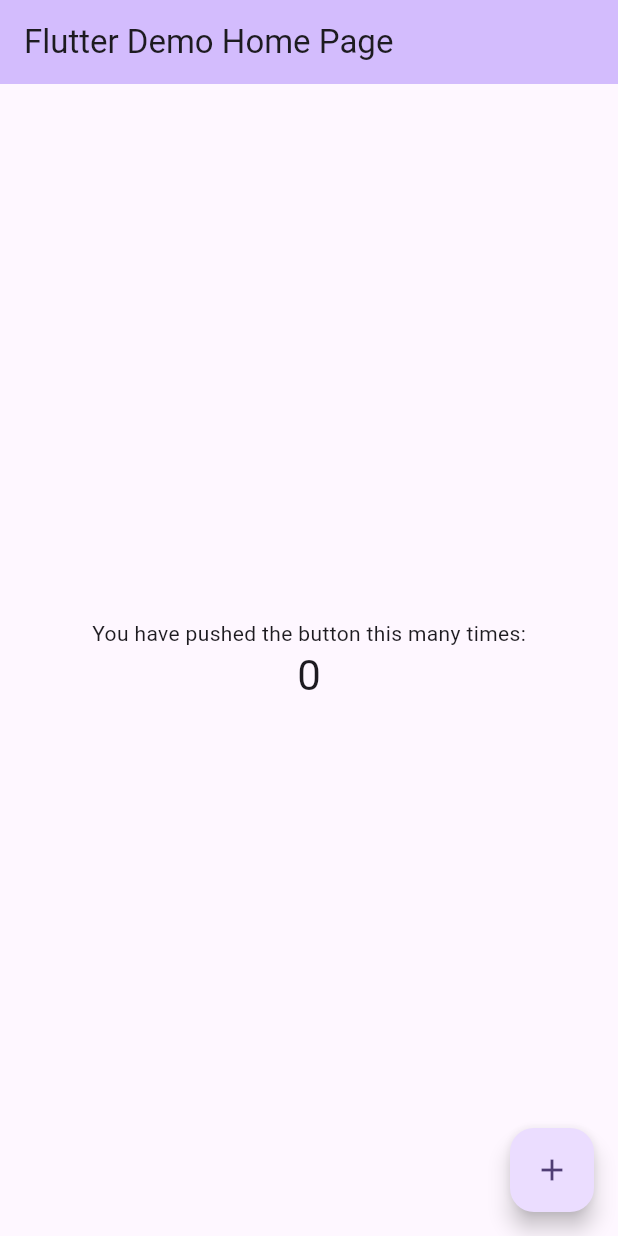
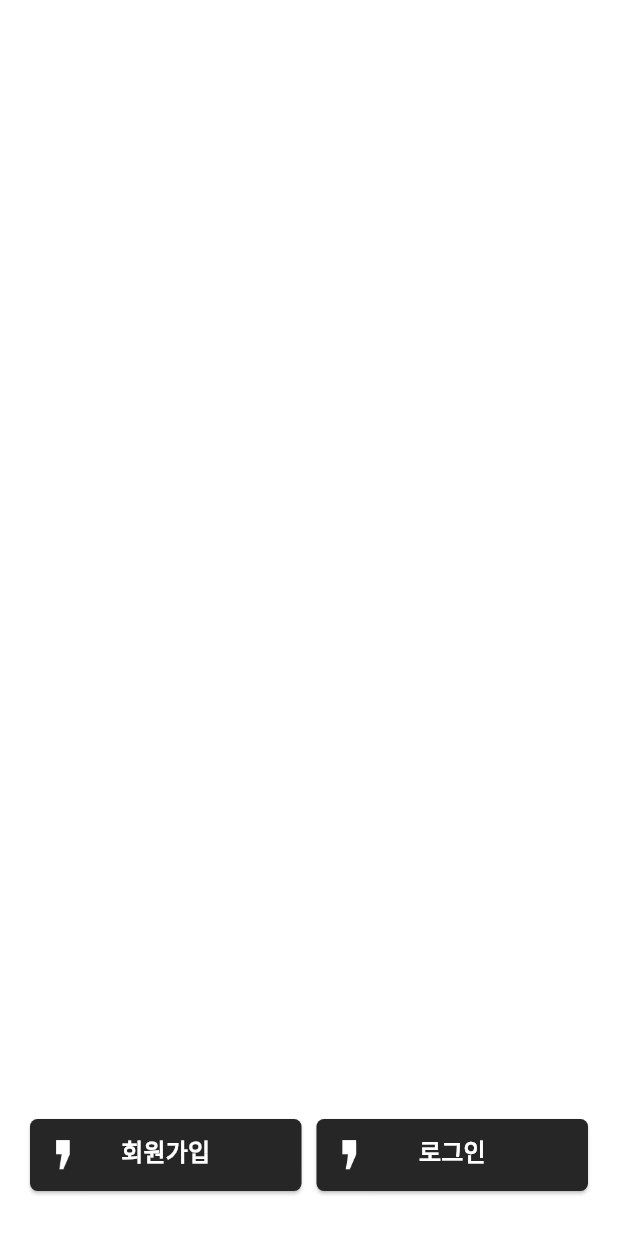
Before and after one commit to Comma-in-the-schedule/front_end_repo, a Flutter app: the screen it shows after launch, on a phone screen of 412 x 824 dp. Run offline on Flutter 3.47's test engine with Material 3 defaults, Android fonts, the phone set to English and light mode, and no system bars; Roboto replaces fonts that are missing (Pretendard).

Commit message:
[FE-#1] 로그인 UI 구현 (#3)
feat: 로그인 화면 구현

```diff
--- /dev/null
+++ b/lib/custom_button.dart
@@ -0,0 +1,56 @@
+import 'package:flutter/material.dart';
+
+class CustomButton extends StatelessWidget {
+  final String text;
+  final String iconPath;
+  final VoidCallback onPressed;
+  final Color backgroundColor;
+  final Color textColor;
+
+  const CustomButton({
+    required this.text,
+    required this.iconPath,
+    required this.onPressed,
+    this.backgroundColor = const Color(0xFF262627),
+    this.textColor = const Color(0xFFffffff),
+  });
+
+  @override
+  Widget build(BuildContext context) {
+    return ElevatedButton(
+      onPressed: onPressed,
+      style: ElevatedButton.styleFrom(
+        backgroundColor: backgroundColor,
+        foregroundColor: textColor,
+        shape: RoundedRectangleBorder(
+          borderRadius: BorderRadius.circular(5),
+        ),
+        padding: const EdgeInsets.symmetric(vertical: 10),
+      ),
+      child: Stack(
+        children: [
+          Align(
+            alignment: Alignment.centerLeft,
+            child: Padding(
+              padding: const EdgeInsets.only(left: 12.0, top: 4.0, bottom: 4.0),
+              child: Image.asset(
+                iconPath,
+                width: 20,
+                height: 20,
+              ),
+            ),
+          ),
+          Center(
+            child: Text(
+              text,
+              style: const TextStyle(
+                fontSize: 16,
+                fontWeight: FontWeight.bold,
+              ),
+            ),
+          ),
+        ],
+      ),
+    );
+  }
+}
--- a/lib/main.dart
+++ b/lib/main.dart
@@ -1,125 +1,30 @@
 import 'package:flutter/material.dart';
+import 'non_logged_in_screen.dart';
+import 'login_screen.dart';
 
 void main() {
-  runApp(const MyApp());
+  runApp(MyApp());
 }
 
 class MyApp extends StatelessWidget {
-  const MyApp({super.key});
+  const MyApp({Key? key}) : super(key: key);
 
-  // This widget is the root of your application.
   @override
   Widget build(BuildContext context) {
     return MaterialApp(
-      title: 'Flutter Demo',
+      debugShowCheckedModeBanner: false,
       theme: ThemeData(
-        // This is the theme of your application.
-        //
-        // TRY THIS: Try running your application with "flutter run". You'll see
-        // the application has a purple toolbar. Then, without quitting the app,
-        // try changing the seedColor in the colorScheme below to Colors.green
-        // and then invoke "hot reload" (save your changes or press the "hot
-        // reload" button in a Flutter-supported IDE, or press "r" if you used
-        // the command line to start the app).
-        //
-        // Notice that the counter didn't reset back to zero; the application
-        // state is not lost during the reload. To reset the state, use hot
-        // restart instead.
-        //
-        // This works for code too, not just values: Most code changes can be
-        // tested with just a hot reload.
-        colorScheme: ColorScheme.fromSeed(seedColor: Colors.deepPurple),
-        useMaterial3: true,
+        fontFamily: "Pretendard",
       ),
-      home: const MyHomePage(title: 'Flutter Demo Home Page'),
+      initialRoute: '/non-logged-in',
+      routes: {
+        '/': (context) => NonLoggedInScreen(), // 로딩 화면
+        '/non-logged-in': (context) => NonLoggedInScreen(), // 비로그인 화면
+        '/login': (context) => LoginScreen(), // 로그인 화면
+        // '/register': (context) => RegisterScreen(), // 회원가입 화면
+        // '/home': (context) => HomeScreen(), // 홈 화면
+        // '/survey': (context) => SurveyScreen(), // 설문 조사 화면
+      },
     );
   }
 }
-
-class MyHomePage extends StatefulWidget {
-  const MyHomePage({super.key, required this.title});
-
-  // This widget is the home page of your application. It is stateful, meaning
-  // that it has a State object (defined below) that contains fields that affect
-  // how it looks.
-
-  // This class is the configuration for the state. It holds the values (in this
-  // case the title) provided by the parent (in this case the App widget) and
-  // used by the build method of the State. Fields in a Widget subclass are
-  // always marked "final".
-
-  final String title;
-
-  @override
-  State<MyHomePage> createState() => _MyHomePageState();
-}
-
-class _MyHomePageState extends State<MyHomePage> {
-  int _counter = 0;
-
-  void _incrementCounter() {
-    setState(() {
-      // This call to setState tells the Flutter framework that something has
-      // changed in this State, which causes it to rerun the build method below
-      // so that the display can reflect the updated values. If we changed
-      // _counter without calling setState(), then the build method would not be
-      // called again, and so nothing would appear to happen.
-      _counter++;
-    });
-  }
-
-  @override
-  Widget build(BuildContext context) {
-    // This method is rerun every time setState is called, for instance as done
-    // by the _incrementCounter method above.
-    //
-    // The Flutter framework has been optimized to make rerunning build methods
-    // fast, so that you can just rebuild anything that needs updating rather
-    // than having to individually change instances of widgets.
-    return Scaffold(
-      appBar: AppBar(
-        // TRY THIS: Try changing the color here to a specific color (to
-        // Colors.amber, perhaps?) and trigger a hot reload to see the AppBar
-        // change color while the other colors stay the same.
-        backgroundColor: Theme.of(context).colorScheme.inversePrimary,
-        // Here we take the value from the MyHomePage object that was created by
-        // the App.build method, and use it to set our appbar title.
-        title: Text(widget.title),
-      ),
-      body: Center(
-        // Center is a layout widget. It takes a single child and positions it
-        // in the middle of the parent.
-        child: Column(
-          // Column is also a layout widget. It takes a list of children and
-          // arranges them vertically. By default, it sizes itself to fit its
-          // children horizontally, and tries to be as tall as its parent.
-          //
-          // Column has various properties to control how it sizes itself and
-          // how it positions its children. Here we use mainAxisAlignment to
-          // center the children vertically; the main axis here is the vertical
-          // axis because Columns are vertical (the cross axis would be
-          // horizontal).
-          //
-          // TRY THIS: Invoke "debug painting" (choose the "Toggle Debug Paint"
-          // action in the IDE, or press "p" in the console), to see the
-          // wireframe for each widget.
-          mainAxisAlignment: MainAxisAlignment.center,
-          children: <Widget>[
-            const Text(
-              'You have pushed the button this many times:',
-            ),
-            Text(
-              '$_counter',
-              style: Theme.of(context).textTheme.headlineMedium,
-            ),
-          ],
-        ),
-      ),
-      floatingActionButton: FloatingActionButton(
-        onPressed: _incrementCounter,
-        tooltip: 'Increment',
-        child: const Icon(Icons.add),
-      ), // This trailing comma makes auto-formatting nicer for build methods.
-    );
-  }
-}
--- /dev/null
+++ b/lib/non_logged_in_screen.dart
@@ -0,0 +1,47 @@
+import 'package:flutter/material.dart';
+import 'custom_button.dart';
+
+class NonLoggedInScreen extends StatelessWidget {
+  const NonLoggedInScreen({Key? key}) : super(key: key);
+
+  @override
+  Widget build(BuildContext context) {
+    return Scaffold(
+      backgroundColor: Colors.white,
+      body: Column(
+        mainAxisAlignment: MainAxisAlignment.end,
+        crossAxisAlignment: CrossAxisAlignment.stretch,
+        children: [
+          Padding(
+            padding: const EdgeInsets.symmetric(horizontal: 20.0),
+            child: Row(
+              mainAxisAlignment: MainAxisAlignment.spaceEvenly,
+              children: [
+                Expanded(
+                  child: CustomButton(
+                    text: '회원가입',
+                    iconPath: 'assets/icons/logo_white.png',
+                    onPressed: () {
+                      Navigator.pushNamed(context, '/register');
+                    },
+                  ),
+                ),
+                SizedBox(width: 10),
+                Expanded(
+                  child: CustomButton(
+                    text: '로그인',
+                    iconPath: 'assets/icons/logo_white.png',
+                    onPressed: () {
+                      Navigator.pushNamed(context, '/login');
+                    },
+                  ),
+                ),
+              ],
+            ),
+          ),
+          SizedBox(height: 30),
+        ],
+      ),
+    );
+  }
+}
```
Also changed, not shown: lib/login_screen.dart (added, +146 -0 lines), pubspec.yaml (+26 -20 lines), assets/icons/logo_black.png (added), assets/icons/logo_white.png (added), 9 other files.
